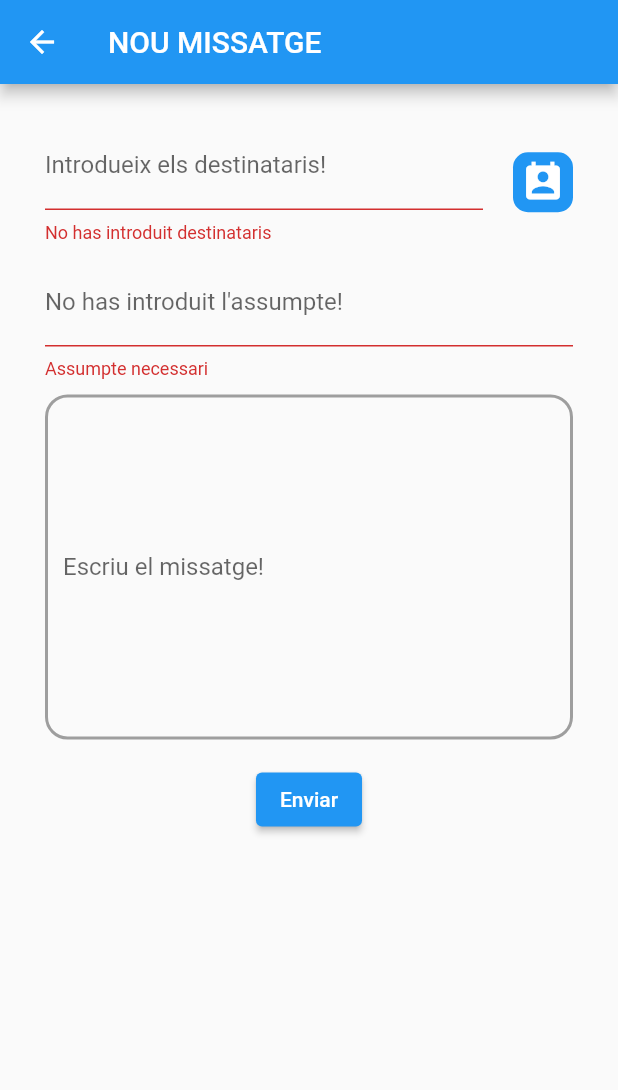
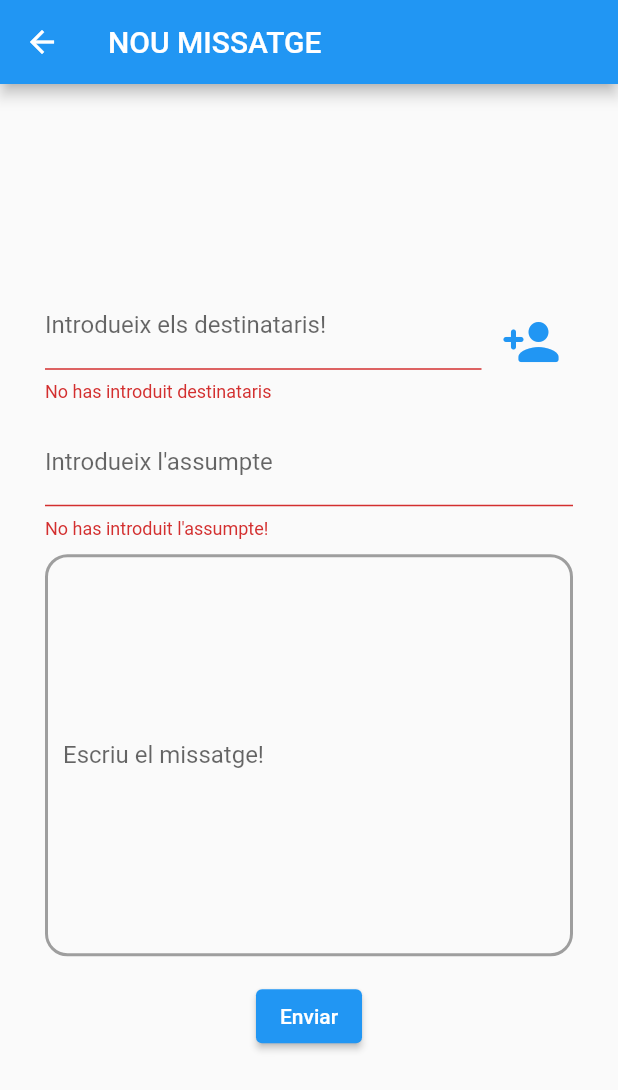
Before and after one commit to mateumiralles/campus_app, a Flutter app: the SendMailScreen screen opened directly, after a tap on "Enviar", on a phone screen of 412 x 824 dp. Shown: the top 1090 px of the screen. Run offline on Flutter 3.47's test engine with Material 2 defaults, Android fonts, the light colour scheme and no system bars; our stand-ins replace flutter_dotenv.

Commit message:
MailForm UI acabada

```diff
--- a/lib/screens/mail_users_screen.dart
+++ b/lib/screens/mail_users_screen.dart
@@ -62,7 +62,7 @@ class _MailUsersScreenState extends State<MailUsersScreen> {
             TextField(
               onChanged: (value) => filter(value),
               decoration: const InputDecoration(
-                  labelText: 'Cerca', suffixIcon: Icon(Icons.search)),
+                  labelText: 'Cerca i afegeix un usuari automàticament', suffixIcon: Icon(Icons.search)),
             ),
             const SizedBox(
               height: 20,
--- a/lib/widgets/mail_form.dart
+++ b/lib/widgets/mail_form.dart
@@ -18,6 +18,8 @@ class MailFormState extends State<MailForm> {
   final assumpteController = TextEditingController();
   final textMessageController = TextEditingController();
 
+  bool scrollBool = false;
+
   @override
   void dispose() {
     destinatarisController.dispose();
@@ -28,7 +30,17 @@ class MailFormState extends State<MailForm> {
 
   @override
   Widget build(BuildContext context) {
-    return Form(
+    //Desactivar el teclat al tocar
+    return GestureDetector(
+      onTap: () {
+        FocusScope.of(context).unfocus();
+        setState(() {
+          scrollBool = false;
+        });
+      },
+      child: SingleChildScrollView(
+        reverse: scrollBool,
+        child: Form(
           key: _formKey,
           child: Padding(
             padding: const EdgeInsets.symmetric(horizontal: 30),
@@ -41,10 +53,73 @@ class MailFormState extends State<MailForm> {
                     children: [
                       Expanded(
                         child: TextFormField(
+                          onTap: () {
+                            setState(() {
+                              scrollBool = false;
+                            });
+                          },
                           controller: destinatarisController,
                           decoration: InputDecoration(
                               labelStyle: const TextStyle(fontSize: 16),
                               labelText: 'Introdueix els destinataris!',
+                              enabledBorder: OutlineInputBorder(
+                                borderSide: const BorderSide(
+                                    width: 2, color: Colors.grey),
+                                borderRadius: BorderRadius.circular(15),
+                              ),
+                              focusedBorder: OutlineInputBorder(
+                                borderSide: const BorderSide(
+                                    width: 2, color: Colors.blue),
+                                borderRadius: BorderRadius.circular(15),
+                              )),
+                          validator: (value) {
+                            if (value == null || value.isEmpty) {
+                              return 'No has introduit destinataris';
+                            }
+                            return null;
+                          },
+                        ),
+                      ),
+                      Container(
+                        margin: const EdgeInsets.only(left: 5),
+                        child: IconButton(
+                            onPressed: () async {
+                              String newDestinatari =
+                                  await Navigator.of(context).push(
+                                          MaterialPageRoute(builder: (context) {
+                                        return const MailUsersScreen();
+                                      })) ??
+                                      '';
+                              setState(() {
+                                destinatarisController.text =
+                                    destinatarisController.text +
+                                        newDestinatari;
+                              });
+                            },
+                            splashRadius: 27,
+                            color: Colors.blue,
+                            splashColor: Colors.blue[100],
+                            iconSize: 40,
+                            icon: const Icon(
+                              Icons.person_add_rounded,
+                              color: Colors.blue,
+                            )),
+                      ),
+                    ],
+                  ),
+                ),
+                Padding(
+                  padding: const EdgeInsets.only(top: 10),
+                  child: TextFormField(
+                    onTap: () {
+                      setState(() {
+                        scrollBool = false;
+                      });
+                    },
+                    controller: assumpteController,
+                    decoration: InputDecoration(
+                        labelStyle: const TextStyle(fontSize: 16),
+                        labelText: "Introdueix l'assumpte",
                         enabledBorder: OutlineInputBorder(
                           borderSide:
                               const BorderSide(width: 2, color: Colors.grey),
@@ -57,61 +132,7 @@ class MailFormState extends State<MailForm> {
                         )),
                     validator: (value) {
                       if (value == null || value.isEmpty) {
-                          return 'No has introduit destinataris';
-                        }
-                        return null;
-                      },
-                    ),
-                  ),
-                  GestureDetector(
-                    onTap: () async {
-                      String newDestinatari = await Navigator.of(context)
-                          .push(MaterialPageRoute(builder: (context) {
-                        return const MailUsersScreen();
-                      })) ?? '';
-                      setState(() {
-                        destinatarisController.text =
-                            destinatarisController.text + newDestinatari;
-                      });
-                    },
-                    child: Container(
-                        margin: const EdgeInsets.only(left: 20.0),
-                        width: 40,
-                        height: 40,
-                        decoration: BoxDecoration(
-                          color: Colors.blue,
-                          borderRadius: BorderRadius.circular(10),
-                          shape: BoxShape.rectangle,
-                        ),
-                        child: const Icon(
-                          Icons.perm_contact_calendar,
-                          size: 30,
-                          color: Colors.white,
-                        )),
-                  )
-                ],
-              ),
-            ),
-            Padding(
-              padding: const EdgeInsets.only(top: 10),
-              child: TextFormField(
-                controller: assumpteController,
-                decoration: InputDecoration(
-                    labelStyle: const TextStyle(fontSize: 16),
-                    labelText: "No has introduit l'assumpte!",
-                    enabledBorder: OutlineInputBorder(
-                      borderSide:
-                          const BorderSide(width: 2, color: Colors.grey),
-                      borderRadius: BorderRadius.circular(15),
-                    ),
-                    focusedBorder: OutlineInputBorder(
-                      borderSide:
-                          const BorderSide(width: 2, color: Colors.blue),
-                      borderRadius: BorderRadius.circular(15),
-                    )),
-                validator: (value) {
-                  if (value == null || value.isEmpty) {
-                    return 'Assumpte necessari';
+                        return "No has introduit l'assumpte!";
                       }
                       return null;
                     },
@@ -120,8 +141,13 @@ class MailFormState extends State<MailForm> {
                 Padding(
                   padding: const EdgeInsets.only(top: 10),
                   child: TextFormField(
+                    onTap: () {
+                      setState(() {
+                        scrollBool = true;
+                      });
+                    },
                     controller: textMessageController,
-                maxLines: 10,
+                    maxLines: 12,
                     decoration: InputDecoration(
                         labelStyle: const TextStyle(fontSize: 16),
                         labelText: "Escriu el missatge!",
@@ -155,6 +181,8 @@ class MailFormState extends State<MailForm> {
               ],
             ),
           ),
+        ),
+      ),
     );
   }
 }
```
Lines whose indentation alone changed are shown as unchanged.
